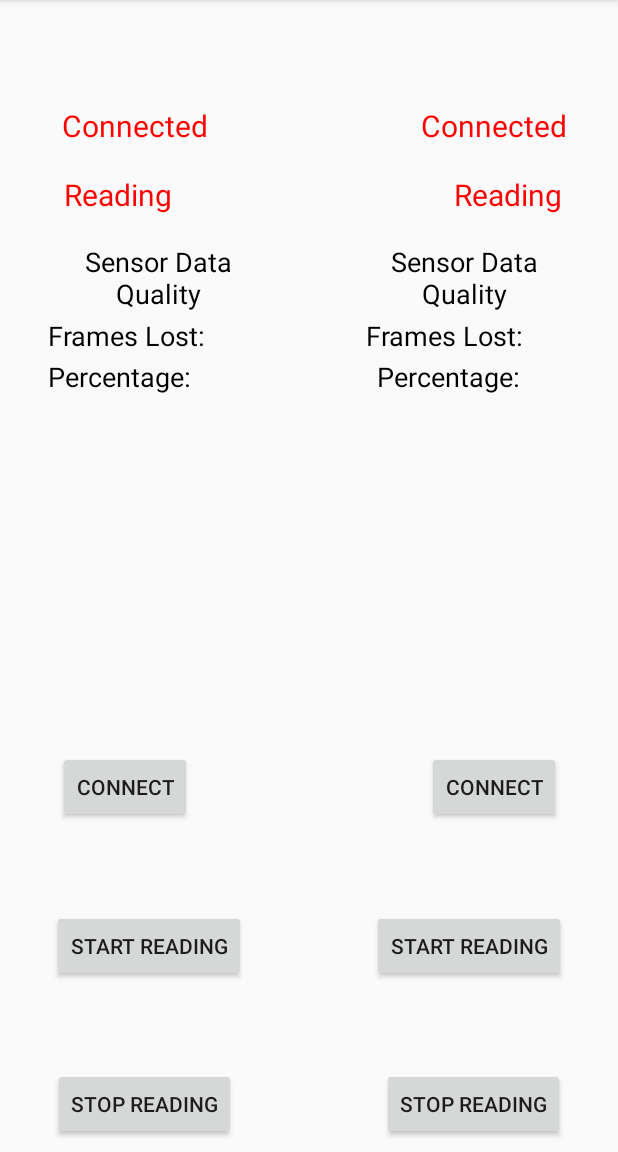
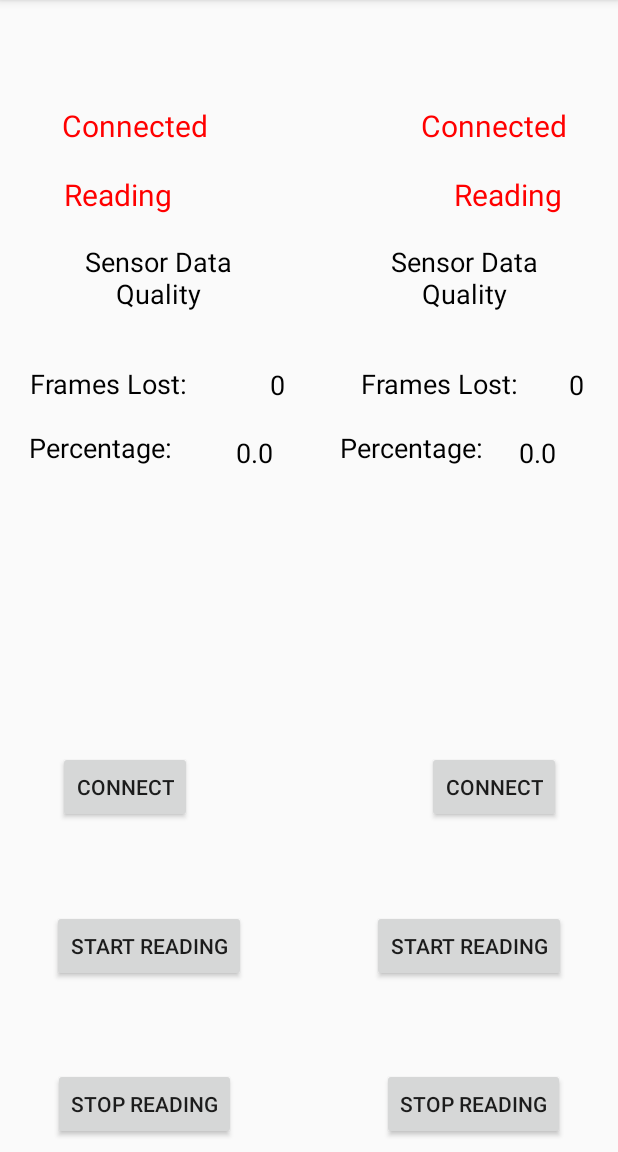
Before and after one commit to jalilahmed/BluetoothManager, an Android app: the ISensorActivity screen opened directly, with no data from a screen before it, on a phone screen of 412 x 824 dp, the part 84-1236 px from its top. Run offline under Robolectric (Android 15) with nearby library versions, the phone set to English and light mode, and no system bars.

Commit message:
Textviews number and text separated

```diff
--- a/app/src/main/java/com/example/bluetoothinterface/ISensorActivity.java
+++ b/app/src/main/java/com/example/bluetoothinterface/ISensorActivity.java
@@ -233,8 +233,9 @@ public class ISensorActivity extends AppCompatActivity implements ICommunication
         runOnUiThread(new Runnable() {
             @Override
             public void run() {
+                String updateTextView = framesLost + "";
                 if (selectedSensors.size() == 1) {
-                    LeftFramesLost.setText(getString(R.string.frames_lost) + framesLost);
+                    LeftFramesLost.setText(updateTextView);
                     if (framesLost < 5) {
                         QualityCheckLeft.setTextColor(Color.GREEN);
                     } else {
@@ -242,14 +243,14 @@ public class ISensorActivity extends AppCompatActivity implements ICommunication
                     }
                 } else {
                     if (device.getName().equals(selectedSensors.get(0))) {
-                        LeftFramesLost.setText(getString(R.string.frames_lost) + framesLost);
+                        LeftFramesLost.setText(updateTextView);
                         if (framesLost < 5) {
                             QualityCheckLeft.setTextColor(Color.GREEN);
                         } else {
                             QualityCheckLeft.setTextColor(Color.YELLOW);
                         }
                     } else if (device.getName().equals(selectedSensors.get(1))) {
-                        RightFramesLost.setText(getString(R.string.frames_lost) + framesLost);
+                        RightFramesLost.setText(updateTextView);
                         if (framesLost < 5) {
                             QualityCheckRight.setTextColor(Color.GREEN);
                         } else {
@@ -266,13 +267,14 @@ public class ISensorActivity extends AppCompatActivity implements ICommunication
         runOnUiThread(new Runnable() {
             @Override
             public void run() {
+                String updateTextView = percentage + "";
                 if (selectedSensors.size() == 1) {
-                    LeftLossPercent.setText(getString(R.string.frames_lost_percent) + percentage);
+                    LeftLossPercent.setText(updateTextView);
                 } else {
                     if (device.getName().equals(selectedSensors.get(0))) {
-                        LeftLossPercent.setText(getString(R.string.frames_lost_percent) + percentage);
+                        LeftLossPercent.setText(updateTextView);
                     } else if (device.getName().equals(selectedSensors.get(1))) {
-                        RightLossPercent.setText(getString(R.string.frames_lost_percent) + percentage);
+                        RightLossPercent.setText(updateTextView);
                     }
                 }
             }
--- a/app/src/main/res/layout/activity_isensor.xml
+++ b/app/src/main/res/layout/activity_isensor.xml
@@ -252,75 +252,151 @@
         app:layout_constraintVertical_bias="0.219" />
 
     <TextView
-        android:id="@+id/LeftFramesLostTV"
+        android:id="@+id/FramesLostLeftTitleTV"
         android:layout_width="wrap_content"
         android:layout_height="wrap_content"
         android:layout_marginBottom="8dp"
         android:layout_marginEnd="8dp"
         android:layout_marginStart="8dp"
         android:layout_marginTop="8dp"
-        android:text="@string/frames_lost"
+        android:text="@string/frames_lost_title"
         android:textColor="@android:color/black"
         android:textSize="18sp"
         app:layout_constraintBottom_toBottomOf="parent"
         app:layout_constraintEnd_toEndOf="parent"
-        app:layout_constraintHorizontal_bias="0.088"
+        app:layout_constraintHorizontal_bias="0.043"
         app:layout_constraintStart_toStartOf="parent"
         app:layout_constraintTop_toTopOf="parent"
-        app:layout_constraintVertical_bias="0.28" />
+        app:layout_constraintVertical_bias="0.324" />
 
     <TextView
-        android:id="@+id/RightFramesLostTV"
+        android:id="@+id/FramesLostRightTitleTV"
         android:layout_width="wrap_content"
         android:layout_height="wrap_content"
         android:layout_marginBottom="8dp"
         android:layout_marginEnd="8dp"
         android:layout_marginStart="8dp"
         android:layout_marginTop="8dp"
-        android:text="@string/frames_lost"
+        android:text="@string/frames_lost_title"
         android:textColor="@android:color/black"
         android:textSize="18sp"
         app:layout_constraintBottom_toBottomOf="parent"
         app:layout_constraintEnd_toEndOf="parent"
-        app:layout_constraintHorizontal_bias="0.854"
+        app:layout_constraintHorizontal_bias="0.842"
         app:layout_constraintStart_toStartOf="parent"
         app:layout_constraintTop_toTopOf="parent"
-        app:layout_constraintVertical_bias="0.28" />
+        app:layout_constraintVertical_bias="0.324" />
 
     <TextView
-        android:id="@+id/LeftLossPercentTV"
+        android:id="@+id/LeftLossPercentTitleTV"
+        android:layout_width="107dp"
+        android:layout_height="wrap_content"
+        android:layout_marginBottom="8dp"
+        android:layout_marginEnd="8dp"
+        android:layout_marginStart="8dp"
+        android:layout_marginTop="8dp"
+        android:text="@string/frames_lost_percent_title"
+        android:textColor="@android:color/black"
+        android:textSize="18sp"
+        app:layout_constraintBottom_toBottomOf="parent"
+        app:layout_constraintEnd_toEndOf="parent"
+        app:layout_constraintHorizontal_bias="0.04"
+        app:layout_constraintStart_toStartOf="parent"
+        app:layout_constraintTop_toTopOf="parent"
+        app:layout_constraintVertical_bias="0.382" />
+
+    <TextView
+        android:id="@+id/RightLossPercentTitleTV"
         android:layout_width="wrap_content"
         android:layout_height="wrap_content"
         android:layout_marginBottom="8dp"
         android:layout_marginEnd="8dp"
         android:layout_marginStart="8dp"
         android:layout_marginTop="8dp"
-        android:text="@string/frames_lost_percent"
+        android:text="@string/frames_lost_percent_title"
         android:textColor="@android:color/black"
         android:textSize="18sp"
         app:layout_constraintBottom_toBottomOf="parent"
         app:layout_constraintEnd_toEndOf="parent"
-        app:layout_constraintHorizontal_bias="0.084"
+        app:layout_constraintHorizontal_bias="0.756"
         app:layout_constraintStart_toStartOf="parent"
         app:layout_constraintTop_toTopOf="parent"
-        app:layout_constraintVertical_bias="0.317" />
+        app:layout_constraintVertical_bias="0.382" />
 
     <TextView
-        android:id="@+id/RightLossPercentTV"
-        android:layout_width="wrap_content"
-        android:layout_height="wrap_content"
+        android:id="@+id/LeftFramesLostTV"
+        android:layout_width="38dp"
+        android:layout_height="24dp"
         android:layout_marginBottom="8dp"
         android:layout_marginEnd="8dp"
         android:layout_marginStart="8dp"
         android:layout_marginTop="8dp"
-        android:text="@string/frames_lost_percent"
+        android:text="@string/frames_lost_left"
+        android:textAlignment="center"
         android:textColor="@android:color/black"
         android:textSize="18sp"
         app:layout_constraintBottom_toBottomOf="parent"
         app:layout_constraintEnd_toEndOf="parent"
-        app:layout_constraintHorizontal_bias="0.841"
+        app:layout_constraintHorizontal_bias="0.442"
         app:layout_constraintStart_toStartOf="parent"
         app:layout_constraintTop_toTopOf="parent"
-        app:layout_constraintVertical_bias="0.317" />
+        app:layout_constraintVertical_bias="0.324" />
+
+    <TextView
+        android:id="@+id/RightFramesLostTV"
+        android:layout_width="40dp"
+        android:layout_height="24dp"
+        android:layout_marginBottom="8dp"
+        android:layout_marginEnd="8dp"
+        android:layout_marginStart="8dp"
+        android:layout_marginTop="8dp"
+        android:text="@string/frames_lost_right"
+        android:textAlignment="center"
+        android:textColor="@android:color/black"
+        android:textSize="18sp"
+        app:layout_constraintBottom_toBottomOf="parent"
+        app:layout_constraintEnd_toEndOf="parent"
+        app:layout_constraintHorizontal_bias="1.0"
+        app:layout_constraintStart_toStartOf="parent"
+        app:layout_constraintTop_toTopOf="parent"
+        app:layout_constraintVertical_bias="0.324" />
+
+    <TextView
+        android:id="@+id/LeftLossPercentTV"
+        android:layout_width="40dp"
+        android:layout_height="35dp"
+        android:layout_marginBottom="8dp"
+        android:layout_marginEnd="8dp"
+        android:layout_marginStart="8dp"
+        android:layout_marginTop="8dp"
+        android:text="@string/frames_lost_percent_left"
+        android:textAlignment="viewStart"
+        android:textColor="@android:color/black"
+        android:textSize="18sp"
+        app:layout_constraintBottom_toBottomOf="parent"
+        app:layout_constraintEnd_toEndOf="parent"
+        app:layout_constraintHorizontal_bias="0.42"
+        app:layout_constraintStart_toStartOf="parent"
+        app:layout_constraintTop_toTopOf="parent"
+        app:layout_constraintVertical_bias="0.393" />
+
+    <TextView
+        android:id="@+id/RightLossPercentTV"
+        android:layout_width="40dp"
+        android:layout_height="35dp"
+        android:layout_marginBottom="8dp"
+        android:layout_marginEnd="8dp"
+        android:layout_marginStart="8dp"
+        android:layout_marginTop="8dp"
+        android:text="@string/frames_lost_percent_right"
+        android:textAlignment="viewStart"
+        android:textColor="@android:color/black"
+        android:textSize="18sp"
+        app:layout_constraintBottom_toBottomOf="parent"
+        app:layout_constraintEnd_toEndOf="parent"
+        app:layout_constraintHorizontal_bias="0.95"
+        app:layout_constraintStart_toStartOf="parent"
+        app:layout_constraintTop_toTopOf="parent"
+        app:layout_constraintVertical_bias="0.393" />
 
 </android.support.constraint.ConstraintLayout>
--- a/app/src/main/res/values/strings.xml
+++ b/app/src/main/res/values/strings.xml
@@ -11,7 +11,11 @@
     <string name="connected_status">Connected</string>
     <string name="reading_status">Reading</string>
     <string name="quality">Sensor Data Quality</string>
-    <string name="frames_lost">Frames Lost: \t</string>
-    <string name="frames_lost_percent">Percentage: \t </string>
+    <string name="frames_lost_title">Frames Lost: \t</string>
+    <string name="frames_lost_left">0</string>
+    <string name="frames_lost_right">0</string>
+    <string name="frames_lost_percent_title">Percentage: \t </string>
+    <string name="frames_lost_percent_left">0.0</string>
+    <string name="frames_lost_percent_right">0.0</string>
 
 </resources>
```
